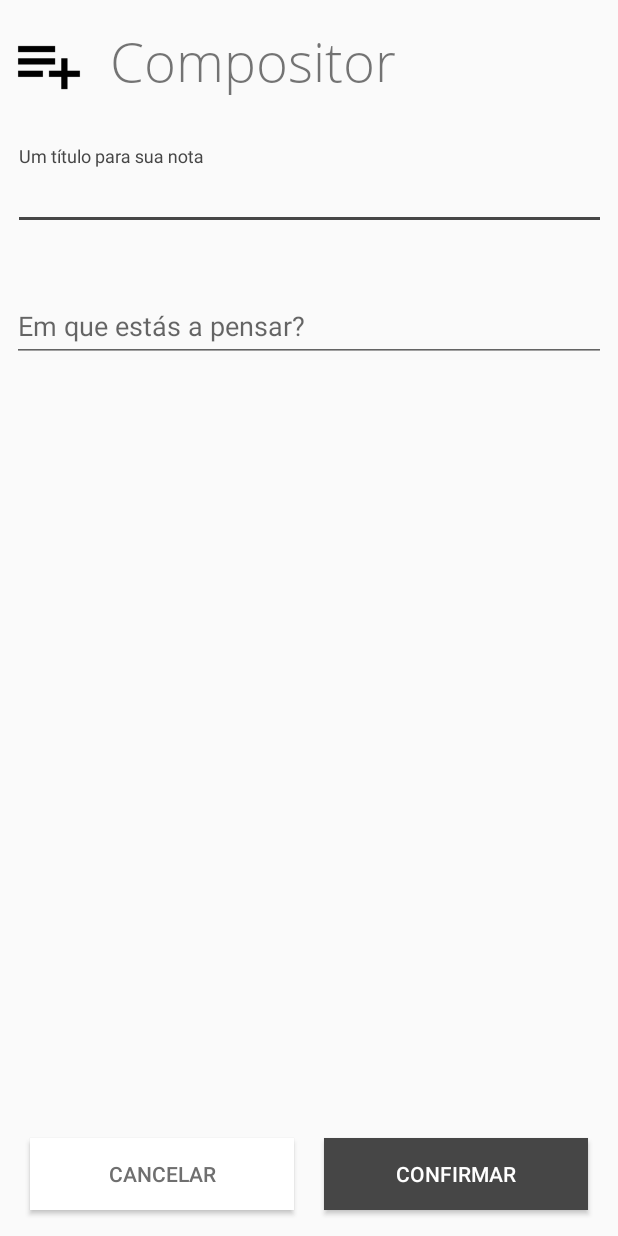
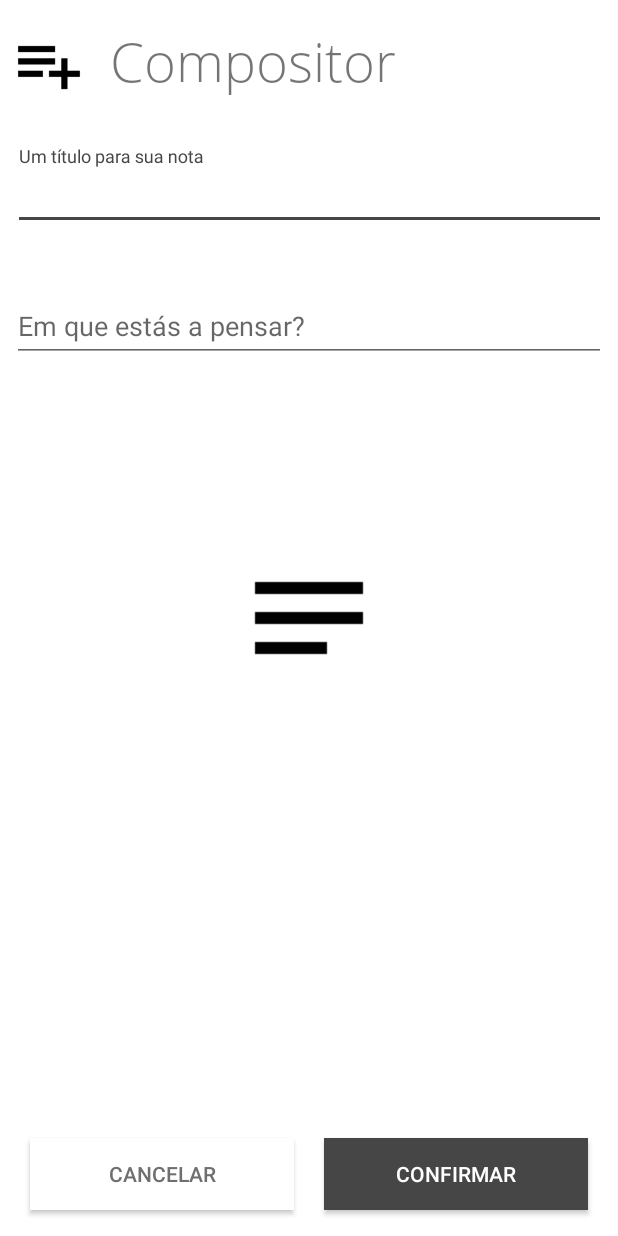
Before and after one commit to soumarcelino/notes, an Android app: the screen it shows after launch (CreateNote), after a tap on an icon or button, on a phone screen of 412 x 824 dp. Run offline under Robolectric (Android 15) with nearby library versions, the phone set to English and light mode, and no system bars; libraries missing offline, so code that uses them is left out: com.koushikdutta.ion; pictures from the network do not load.

Commit message:
Add splash screen

```diff
--- a/app/src/main/AndroidManifest.xml
+++ b/app/src/main/AndroidManifest.xml
@@ -8,7 +8,7 @@
         android:label="@string/app_name"
         android:roundIcon="@drawable/note_icon_flat"
         android:supportsRtl="true"
-        android:theme="@style/AppTheme">
+        android:theme="@style/AppTheme.Launcher">
         <activity android:name=".NoteEdit"></activity>
         <activity android:name=".NoteView" />
         <activity android:name=".CreateNote" />
--- a/app/src/main/java/com/m/notas/MainActivity.java
+++ b/app/src/main/java/com/m/notas/MainActivity.java
@@ -33,6 +33,7 @@ public class MainActivity extends AppCompatActivity implements NoteAdapter.OnNot
         getWindow().setExitTransition(new Fade());
         getWindow().setEnterTransition(new Fade());
         this.getWindow().setFlags(WindowManager.LayoutParams.FLAG_FULLSCREEN, WindowManager.LayoutParams.FLAG_FULLSCREEN);
+        setTheme(R.style.AppTheme);
         setContentView(R.layout.activity_main);
 
         RecyclerView recyclerViewNotes = findViewById(R.id.RecyclerViewNotes);
--- /dev/null
+++ b/app/src/main/res/drawable/launch_screen.xml
@@ -0,0 +1,12 @@
+<?xml version="1.0" encoding="utf-8"?>
+<layer-list xmlns:android="http://schemas.android.com/apk/res/android" android:opacity="opaque">
+
+    <item android:drawable="@android:color/white"/>
+    <item>
+        <bitmap
+            android:src="@drawable/baseline_notes_black_48dp"
+            android:gravity="center"/>
+
+    </item>
+
+</layer-list>
--- a/app/src/main/res/values/styles.xml
+++ b/app/src/main/res/values/styles.xml
@@ -7,5 +7,10 @@
         <item name="colorPrimaryDark">@color/colorPrimaryDark</item>
         <item name="colorAccent">@color/colorAccent</item>
     </style>
+    <style name="AppTheme.Launcher">
+        <item name="android:windowNoTitle">true</item>
+        <item name="colorPrimaryDark">@android:color/white</item>
+        <item name="android:windowBackground">@drawable/launch_screen</item>
+    </style>
 
 </resources>
```
